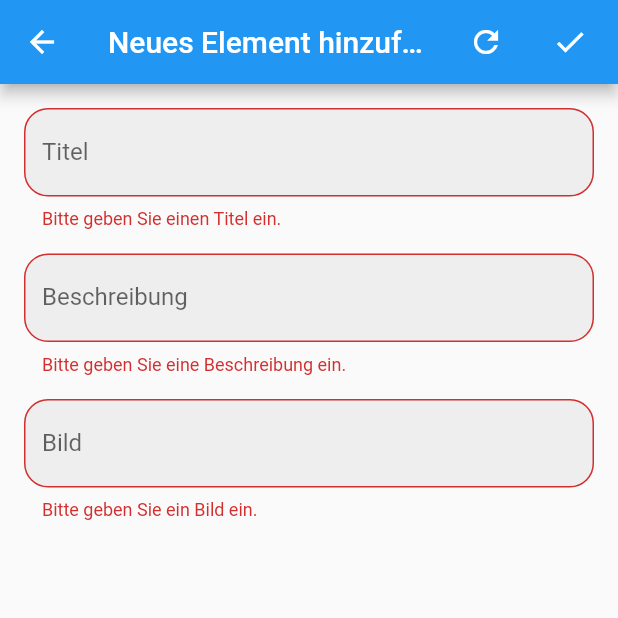
After one commit to nizzgruber/gemeindetrommler_mirror, a Flutter app: the AddScreen screen opened directly, after a tap on the "check" icon, on a phone screen of 412 x 824 dp, the top half of it. The commit adds this screen. Run offline on Flutter 3.47's test engine with Material 2 defaults, Android fonts, the phone set to English and light mode, and no system bars; network calls fail.

Commit message:
addpage beginn

```diff
--- /dev/null
+++ b/lib/AddPage.dart
@@ -0,0 +1,145 @@
+import 'package:flutter/material.dart';
+
+class AddScreen extends StatefulWidget {
+  @override
+  _AddScreenState createState() => _AddScreenState();
+}
+
+class _AddScreenState extends State<AddScreen> {
+  final _formKey = GlobalKey<FormState>();
+  final _titleController = TextEditingController();
+  final _descriptionController = TextEditingController();
+  final _imageController = TextEditingController();
+
+  @override
+  Widget build(BuildContext context) {
+    return Scaffold(
+      appBar: AppBar(
+        title: Text('Neues Element hinzufügen'),
+        actions: [
+          Padding(
+            padding: const EdgeInsets.only(right: 8.0),
+            child: IconButton(
+              icon: Icon(Icons.refresh),
+              onPressed: () {
+                _titleController.clear();
+                _descriptionController.clear();
+                _imageController.clear();
+              },
+            ),
+          ),
+          Padding(
+            padding: const EdgeInsets.only(right: 8.0),
+            child: IconButton(
+              icon: Icon(Icons.check),
+              onPressed: () {
+                if (_formKey.currentState!.validate()) {
+                  // Hier wird die Logik zum Hinzufügen des neuen Elements ausgeführt
+                  Navigator.pop(context);
+                }
+              },
+            ),
+          ),
+        ],
+      ),
+      body: Padding(
+        padding: const EdgeInsets.all(16.0),
+        child: Form(
+          key: _formKey,
+          child: Column(
+            children: [
+              TextFormField(
+                decoration: InputDecoration(
+                  labelText: 'Titel',
+                  filled: true,
+                  fillColor: Colors.grey[200],
+                  border: OutlineInputBorder(
+                    borderRadius: BorderRadius.circular(16.0),
+                  ),
+                ),
+                controller: _titleController,
+                validator: (value) {
+                  if (value!.isEmpty) {
+                    return 'Bitte geben Sie einen Titel ein.';
+                  }
+                  return null;
+                },
+              ),
+              SizedBox(height: 16.0),
+              TextFormField(
+                decoration: InputDecoration(
+                  labelText: 'Beschreibung',
+                  filled: true,
+                  fillColor: Colors.grey[200],
+                  border: OutlineInputBorder(
+                    borderRadius: BorderRadius.circular(16.0),
+                  ),
+                ),
+                controller: _descriptionController,
+                validator: (value) {
+                  if (value!.isEmpty) {
+                    return 'Bitte geben Sie eine Beschreibung ein.';
+                  }
+                  return null;
+                },
+              ),
+              SizedBox(height: 16.0),
+              TextFormField(
+                decoration: InputDecoration(
+                  labelText: 'Bild',
+                  filled: true,
+                  fillColor: Colors.grey[200],
+                  border: OutlineInputBorder(
+                    borderRadius: BorderRadius.circular(16.0),
+                  ),
+                ),
+                controller: _imageController,
+                validator: (value) {
+                  if (value!.isEmpty) {
+                    return 'Bitte geben Sie ein Bild ein.';
+                  }
+                  return null;
+                },
+              ),
+            ],
+          ),
+        ),
+      ),
+    );
+  }
+}
+
+/*import 'package:flutter/material.dart';
+
+class AddScreen extends StatelessWidget {
+  const AddScreen({super.key});
+
+  @override
+  Widget build(BuildContext context) {
+    return Scaffold(
+      appBar: AppBar(
+        title: Text('Neues Element hinzufügen'),
+      ),
+      body: Column(
+        children: [
+          TextFormField(
+            decoration: InputDecoration(labelText: 'Titel'),
+          ),
+          TextFormField(
+            decoration: InputDecoration(labelText: 'Beschreibung'),
+          ),
+          TextFormField(
+            decoration: InputDecoration(labelText: 'Bild'),
+          ),
+          ElevatedButton(
+            onPressed: () {
+              // Fügen Sie hier die Logik zum Hinzufügen eines neuen Elements hinzu
+              Navigator.pop(context);
+            },
+            child: Text('Hinzufügen'),
+          ),
+        ],
+      ),
+    );
+  }
+}*/
```
Also changed, not shown: lib/home.dart (+26 -0 lines).
